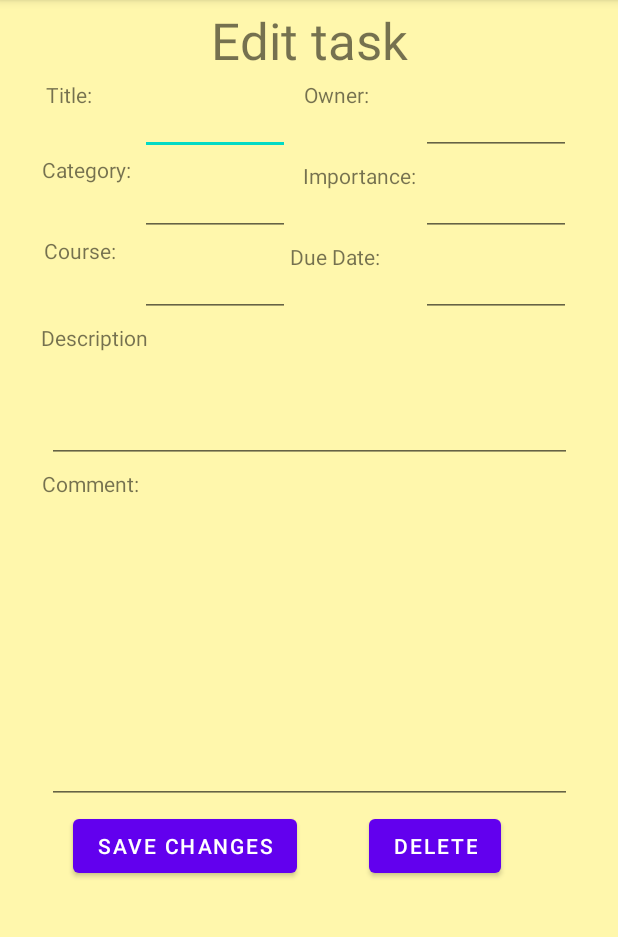
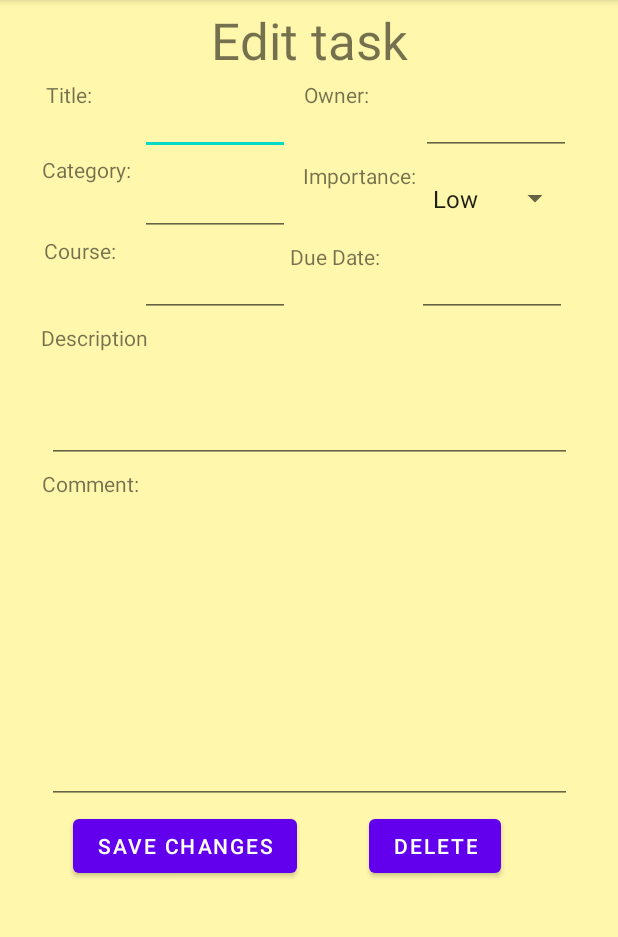
Before and after one commit to BrianTsangCa/Group6_SchoolKit, an Android app: the EditTaskActivity screen opened directly, with no data from a screen before it, on a phone screen of 412 x 824 dp, the part 84-1021 px from its top. Run offline under Robolectric (Android 15) with nearby library versions, the phone set to English and light mode, and no system bars; 11 statements that could not run were skipped.

Commit message:
add the delete function, add the auto increment of id in task model.

```diff
--- a/app/src/main/java/com/example/group6_schoolkit/taskCrud/TaskModel.java
+++ b/app/src/main/java/com/example/group6_schoolkit/taskCrud/TaskModel.java
@@ -9,7 +9,7 @@ public class TaskModel {
     private String course;
     private String owner;
     private String commentBox;
-
+    private static int lastId = 0;
     private int id;
 
     private int status;
@@ -26,7 +26,7 @@ public class TaskModel {
         this.owner = owner;
         this.commentBox = commentBox;
         this.status=status;
-//        this.id=id;
+        this.id=++lastId;
         isExpanded=false;
     }
 
--- a/app/src/main/res/layout/activity_edit_task.xml
+++ b/app/src/main/res/layout/activity_edit_task.xml
@@ -48,7 +48,7 @@
         app:layout_constraintEnd_toEndOf="parent"
         app:layout_constraintHorizontal_bias="0.55"
         app:layout_constraintStart_toStartOf="parent"
-        app:layout_constraintTop_toBottomOf="@+id/EditTxt_EditPage_importance" />
+        app:layout_constraintTop_toBottomOf="@+id/spinner_EditPage_importance" />
 
     <TextView
         android:id="@+id/txtView_EditPage_category"
@@ -113,17 +113,16 @@
         android:ems="10"
         android:inputType="textPersonName"
         app:layout_constraintEnd_toEndOf="parent"
-        app:layout_constraintHorizontal_bias="0.9"
+        app:layout_constraintHorizontal_bias="0.89"
         app:layout_constraintStart_toStartOf="parent"
-        app:layout_constraintTop_toBottomOf="@+id/EditTxt_EditPage_importance" />
+        app:layout_constraintTop_toBottomOf="@+id/spinner_EditPage_importance" />
 
-    <EditText
-        android:id="@+id/EditTxt_EditPage_importance"
+    <Spinner
+        android:id="@+id/spinner_EditPage_importance"
         android:layout_width="100dp"
         android:layout_height="50dp"
         android:layout_marginTop="4dp"
-        android:ems="10"
-        android:inputType="textPersonName"
+        android:entries="@array/importance"
         app:layout_constraintEnd_toEndOf="parent"
         app:layout_constraintHorizontal_bias="0.9"
         app:layout_constraintStart_toStartOf="parent"
```
Also changed, not shown: app/src/main/java/com/example/group6_schoolkit/taskCrud/EditTaskActivity.java (+52 -37 lines).
